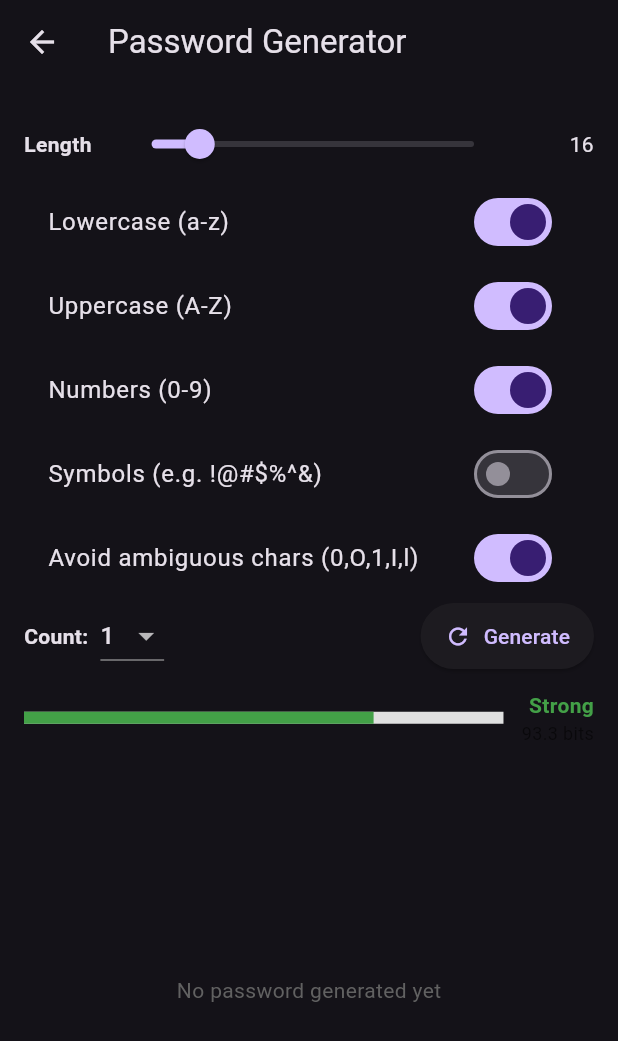
After one commit to priyanshuuu-26/portable_wifi, a Flutter app: the PasswordGeneratorScreen screen opened directly, on a phone screen of 412 x 824 dp. The commit adds this screen. Shown: the top 1041 px of the screen. Run offline on Flutter 3.47's test engine with Material 3 defaults, Android fonts, the phone set to English and light mode, and no system bars; our stand-ins replace battery_plus, flutter_local_notifications, geolocator, google_maps_flutter, permission_handler, qr_flutter; missing offline and left inert: app_settings, mobile_scanner, network_info_plus, ping_discover_network_forked, speed_test_dart, wifi_iot and 1 more.

Commit message:
Password Generator

```diff
--- /dev/null
+++ b/lib/features/password_generator.dart
@@ -0,0 +1,247 @@
+// lib/features/password_generator_screen.dart
+import 'dart:convert';
+import 'dart:math';
+import 'package:flutter/material.dart';
+import 'package:flutter/services.dart';
+
+class PasswordGeneratorScreen extends StatefulWidget {
+  const PasswordGeneratorScreen({super.key});
+
+  @override
+  State<PasswordGeneratorScreen> createState() => _PasswordGeneratorScreenState();
+}
+
+class _PasswordGeneratorScreenState extends State<PasswordGeneratorScreen> {
+  final _secureRandom = Random.secure();
+
+  // Settings
+  int _length = 16;
+  bool _useLower = true;
+  bool _useUpper = true;
+  bool _useNumbers = true;
+  bool _useSymbols = false;
+  bool _avoidAmbiguous = true;
+  int _count = 1; // generate X passwords at once
+
+  List<String> _generated = [];
+
+  static const String _lower = 'abcdefghijklmnopqrstuvwxyz';
+  static const String _upper = 'ABCDEFGHIJKLMNOPQRSTUVWXYZ';
+  static const String _numbers = '0123456789';
+  static const String _symbols = r'!@#$%^&*()-_=+[]{};:,.<>?/~`|';
+
+  static const String _ambiguous = 'Il1O0`\'"l|,;:.';
+
+
+  String _charset() {
+    final buffer = StringBuffer();
+    if (_useLower) buffer.write(_lower);
+    if (_useUpper) buffer.write(_upper);
+    if (_useNumbers) buffer.write(_numbers);
+    if (_useSymbols) buffer.write(_symbols);
+    var chars = buffer.toString();
+    if (_avoidAmbiguous) {
+      for (final ch in _ambiguous.split('')) {
+        chars = chars.replaceAll(ch, '');
+      }
+    }
+    return chars;
+  }
+
+  String _generateOne(int length) {
+    final chars = _charset();
+    if (chars.isEmpty) return '';
+    final bytes = List<int>.generate(length, (_) => _secureRandom.nextInt(chars.length));
+    final sb = StringBuffer();
+    for (final i in bytes) {
+      sb.write(chars[i]);
+    }
+    return sb.toString();
+  }
+
+  void _generatePasswords() {
+    final list = <String>[];
+    for (var i = 0; i < _count; i++) {
+      list.add(_generateOne(_length));
+    }
+    setState(() {
+      _generated = list;
+    });
+  }
+
+  double _estimateEntropy(String password) {
+    // Entropy ~ length * log2(charset_size). Estimate charset size from toggles.
+    final chars = _charset();
+    final setSize = chars.length;
+    if (setSize <= 1) return 0;
+    final entropy = password.length * (log(setSize) / log(2));
+    return entropy;
+  }
+
+  String _strengthLabel(double entropy) {
+    if (entropy < 28) return 'Very Weak';
+    if (entropy < 36) return 'Weak';
+    if (entropy < 60) return 'Reasonable';
+    if (entropy < 128) return 'Strong';
+    return 'Very Strong';
+  }
+
+  Color _strengthColor(double entropy) {
+    if (entropy < 28) return Colors.red.shade400;
+    if (entropy < 36) return Colors.orange.shade400;
+    if (entropy < 60) return Colors.amber.shade700;
+    if (entropy < 128) return Colors.green.shade600;
+    return Colors.green.shade900;
+  }
+
+  Future<void> _copyToClipboard(String text) async {
+    await Clipboard.setData(ClipboardData(text: text));
+    ScaffoldMessenger.of(context).showSnackBar(const SnackBar(content: Text('Password copied to clipboard')));
+  }
+
+  @override
+  Widget build(BuildContext context) {
+    final currentCharset = _charset();
+    final sampleEntropy = (_generated.isNotEmpty) ? _estimateEntropy(_generated.first) : _length * (log((currentCharset.isEmpty ? 1 : currentCharset.length)) / log(2));
+    final strengthLabel = _strengthLabel(sampleEntropy);
+    final strengthColor = _strengthColor(sampleEntropy);
+
+    return Scaffold(
+      appBar: AppBar(title: const Text('Password Generator')),
+      body: Padding(
+        padding: const EdgeInsets.all(16.0),
+        child: Column(children: [
+          // Length selector
+          Row(
+            children: [
+              const Text('Length', style: TextStyle(fontWeight: FontWeight.w600)),
+              const SizedBox(width: 16),
+              Expanded(
+                child: Slider(
+                  value: _length.toDouble(),
+                  min: 8,
+                  max: 64,
+                  divisions: 56,
+                  label: '$_length',
+                  onChanged: (v) => setState(() => _length = v.round()),
+                ),
+              ),
+              const SizedBox(width: 8),
+              SizedBox(width: 48, child: Text('$_length', textAlign: TextAlign.right)),
+            ],
+          ),
+
+          // Character toggles
+          Column(
+            children: [
+              SwitchListTile(
+                value: _useLower,
+                onChanged: (v) => setState(() => _useLower = v),
+                title: const Text('Lowercase (a-z)'),
+              ),
+              SwitchListTile(
+                value: _useUpper,
+                onChanged: (v) => setState(() => _useUpper = v),
+                title: const Text('Uppercase (A-Z)'),
+              ),
+              SwitchListTile(
+                value: _useNumbers,
+                onChanged: (v) => setState(() => _useNumbers = v),
+                title: const Text('Numbers (0-9)'),
+              ),
+              SwitchListTile(
+                value: _useSymbols,
+                onChanged: (v) => setState(() => _useSymbols = v),
+                title: const Text('Symbols (e.g. !@#\$%^&)'),
+              ),
+              SwitchListTile(
+                value: _avoidAmbiguous,
+                onChanged: (v) => setState(() => _avoidAmbiguous = v),
+                title: const Text('Avoid ambiguous chars (0,O,1,I,l)'),
+              ),
+            ],
+          ),
+
+          // Count & generate
+          Row(
+            children: [
+              const Text('Count:', style: TextStyle(fontWeight: FontWeight.w600)),
+              const SizedBox(width: 8),
+              DropdownButton<int>(
+                value: _count,
+                items: [1, 2, 5, 10].map((c) => DropdownMenuItem(value: c, child: Text('$c'))).toList(),
+                onChanged: (v) => setState(() => _count = v ?? 1),
+              ),
+              const Spacer(),
+              ElevatedButton.icon(
+                onPressed: currentCharset.isEmpty ? null : _generatePasswords,
+                icon: const Icon(Icons.refresh),
+                label: const Text('Generate'),
+                style: ElevatedButton.styleFrom(padding: const EdgeInsets.symmetric(horizontal: 16, vertical: 12)),
+              ),
+            ],
+          ),
+
+          const SizedBox(height: 12),
+
+          // Entropy / strength
+          Row(
+            children: [
+              Expanded(
+                child: LinearProgressIndicator(
+                  value: (sampleEntropy / 128).clamp(0.0, 1.0),
+                  color: strengthColor,
+                  backgroundColor: Colors.grey.shade300,
+                  minHeight: 8,
+                ),
+              ),
+              const SizedBox(width: 12),
+              Column(
+                crossAxisAlignment: CrossAxisAlignment.end,
+                children: [
+                  Text(strengthLabel, style: TextStyle(color: strengthColor, fontWeight: FontWeight.w700)),
+                  Text('${sampleEntropy.toStringAsFixed(1)} bits', style: const TextStyle(fontSize: 12, color: Colors.black54)),
+                ],
+              ),
+            ],
+          ),
+
+          const SizedBox(height: 16),
+
+          // Generated list
+          Expanded(
+            child: _generated.isEmpty
+                ? Center(child: Text('No password generated yet', style: TextStyle(color: Colors.grey.shade700)))
+                : ListView.separated(
+                    itemCount: _generated.length,
+                    separatorBuilder: (_, __) => const Divider(),
+                    itemBuilder: (_, i) {
+                      final pw = _generated[i];
+                      return ListTile(
+                        title: SelectableText(pw, style: const TextStyle(fontFamily: 'monospace')),
+                        subtitle: Text('Entropy: ${_estimateEntropy(pw).toStringAsFixed(1)} bits'),
+                        trailing: Row(mainAxisSize: MainAxisSize.min, children: [
+                          IconButton(
+                            icon: const Icon(Icons.copy),
+                            onPressed: () => _copyToClipboard(pw),
+                            tooltip: 'Copy',
+                          ),
+                          IconButton(
+                            icon: const Icon(Icons.share),
+                            onPressed: () async {
+                              // optional: share via platform share plugin if you add it
+                              await Clipboard.setData(ClipboardData(text: pw));
+                              ScaffoldMessenger.of(context).showSnackBar(const SnackBar(content: Text('Copied (share not implemented)')));
+                            },
+                            tooltip: 'Copy & share',
+                          ),
+                        ]),
+                      );
+                    },
+                  ),
+          ),
+        ]),
+      ),
+    );
+  }
+}
--- a/lib/home_screen.dart
+++ b/lib/home_screen.dart
@@ -5,6 +5,7 @@ import 'package:portable_wifi/features/connected_devices.dart';
 import 'package:portable_wifi/features/free_wifi.dart';
 import 'package:portable_wifi/features/ip_geolocation.dart';
 import 'package:portable_wifi/features/nearby_wifi.dart';
+import 'package:portable_wifi/features/password_generator.dart';
 import 'package:portable_wifi/features/port_scanner.dart';
 import 'package:portable_wifi/features/qr_code.dart';
 import 'package:portable_wifi/features/speed_test.dart';
@@ -24,7 +25,7 @@ class HomeScreen extends StatelessWidget {
     final Map<String, Map<String, dynamic>> features = {
       'Wifi Info': {'icon': Icons.wifi, 'action': const WifiInfoScreen()},
       'Nearby Wifis': {'icon': Icons.wifi_find_rounded, 'action': const NearbyWifisScreen()},
-      'Connected Devices': {'icon': Icons.devices_other_rounded, 'action': const ConnectedDevicesScreen()},
+      'Connected Devices': {'icon': Icons.devices_other_rounded, 'action': const WifiDevicesScreen()},
       'Speed Test': {'icon': Icons.speed_rounded, 'action': const SpeedTestScreen()},
       'QR Codes': {'icon': Icons.qr_code_scanner_rounded, 'action': const QrCodeScreen()},
       'Wifi Map': {'icon': Icons.map_rounded, 'action': const WifiMapScreen()},
@@ -44,6 +45,8 @@ class HomeScreen extends StatelessWidget {
       'Airplane Mode': {
         'icon': Icons.airplanemode_active_rounded,
         'action': () => AppSettings.openAppSettings(type: AppSettingsType.wireless)
+      },
+      'Password Generator': {'icon': Icons.radar_rounded, 'action': const PasswordGeneratorScreen()
       },
     };
 
--- a/lib/main.dart
+++ b/lib/main.dart
@@ -10,7 +10,6 @@ void main() async {
   WidgetsFlutterBinding.ensureInitialized();
   await NotificationService().init();
 
-  // The MultiProvider must be here, at the top level, before runApp.
   runApp(
     MultiProvider(
       providers: [
```
Also changed, not shown: lib/features/connected_devices.dart (+51 -101 lines).
